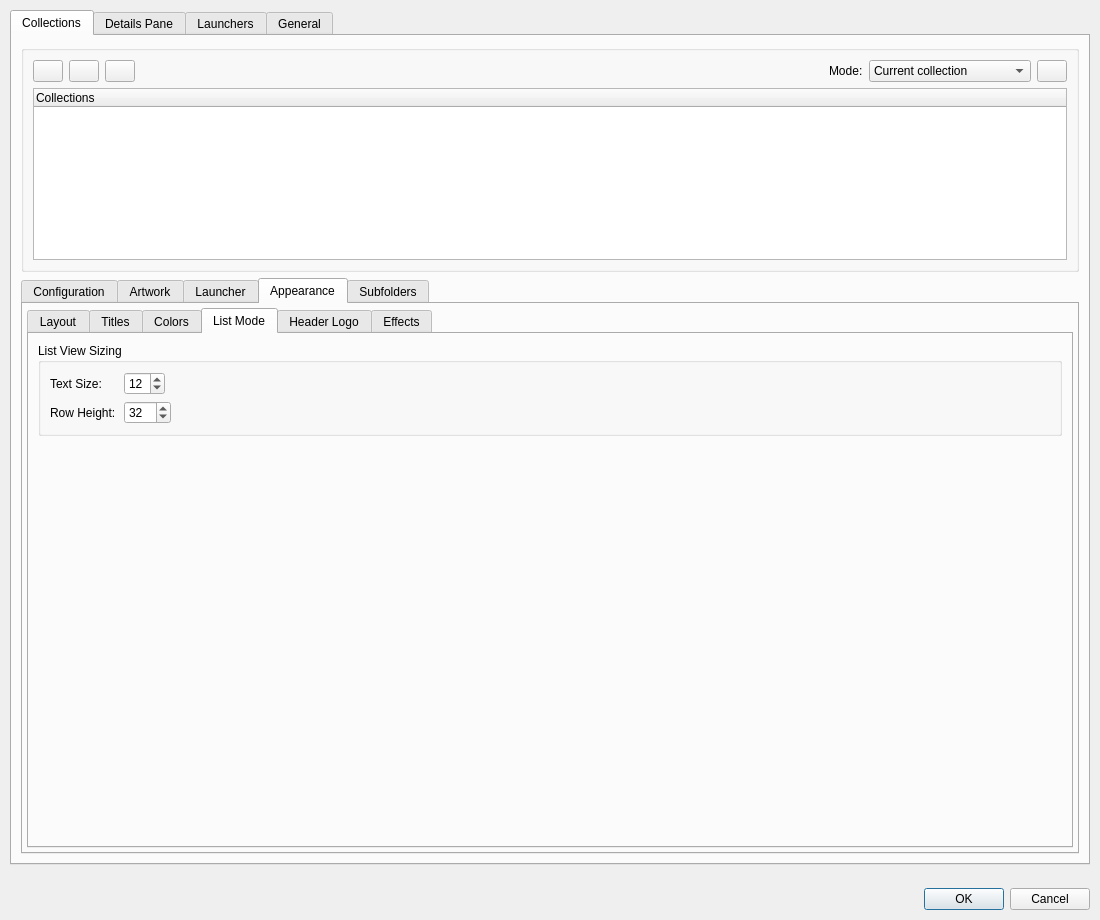
The window that src/ui/dialogs/settingsdialog.ui (EtherAura/Kartend) describes before a commit, drawn with Qt 5.
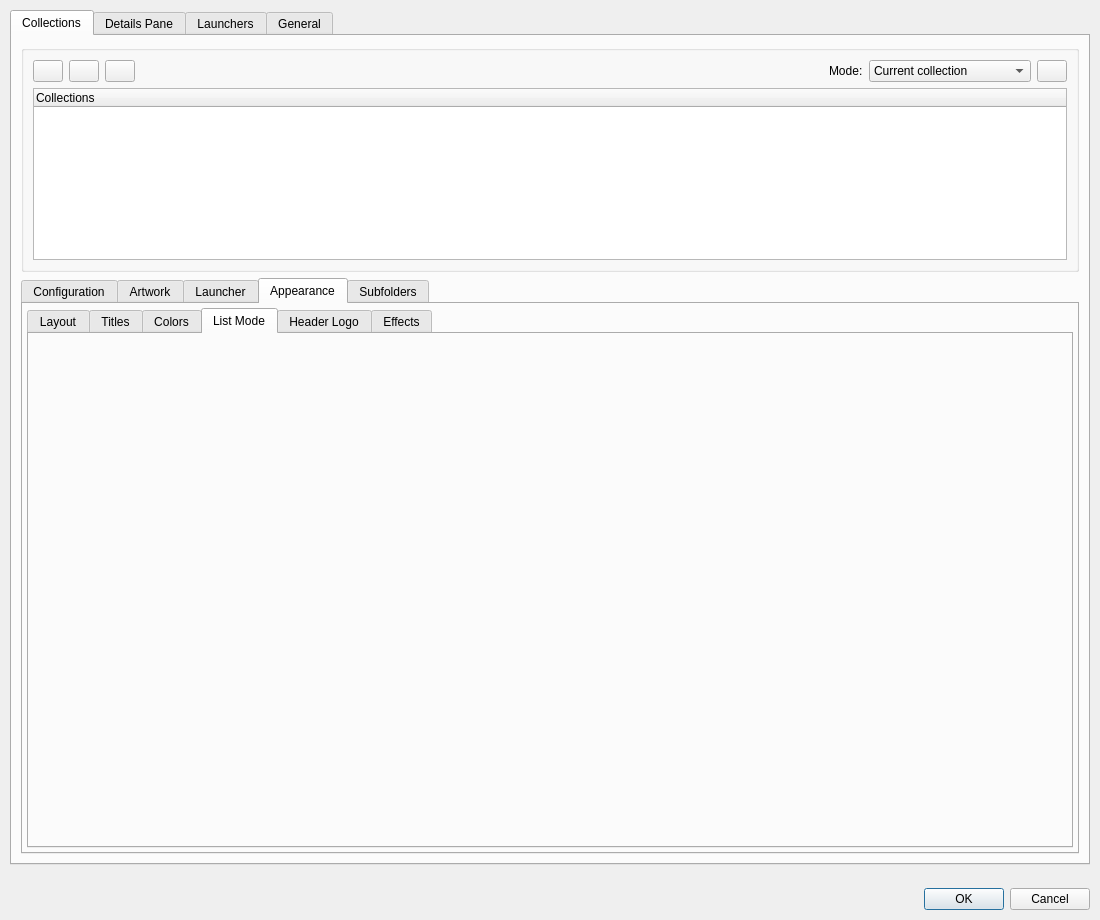
The same window after the commit. The open tabs and pages were chosen to show the change. Icons and pictures are not drawn. Custom widgets are drawn as their Qt base class.

Commit message:
refactor(settings): extract AppearanceListPanel from appearanceTab List Mode sub-sub-tab
Per-collection list-mode font size + row height move into a self-
contained AppearanceListPanel : QWidget. Per-collection load/save/
clear/hasChanges shape. First of six appearanceTab sub-sub-tab
extractions.

What changed in the file:
```diff
--- a/src/ui/dialogs/settingsdialog.ui
+++ b/src/ui/dialogs/settingsdialog.ui
@@ -812,46 +812,7 @@
              <widget class="QWidget" name="appearanceListSubTab">
               <attribute name="title"><string>List Mode</string></attribute>
               <layout class="QVBoxLayout" name="appearanceListSubTabLayout">
-               <property name="spacing"><number>8</number></property>
-               <item>
-                <widget class="QGroupBox" name="appearanceListSizingGroupBox">
-                 <property name="title"><string>List View Sizing</string></property>
-                 <layout class="QFormLayout" name="appearanceListFormLayout">
-                  <property name="horizontalSpacing"><number>8</number></property>
-                  <property name="verticalSpacing"><number>6</number></property>
-                  <property name="fieldGrowthPolicy"><enum>QFormLayout::FieldGrowthPolicy::ExpandingFieldsGrow</enum></property>
-                  <item row="0" column="0">
-                   <widget class="QLabel" name="label_listFontSize">
-                    <property name="text"><string>Text Size:</string></property>
-                   </widget>
-                  </item>
-                  <item row="0" column="1">
-                   <widget class="QSpinBox" name="listFontSizeSpinBox">
-                    <property name="minimumWidth"><number>110</number></property>
-                    <property name="toolTip"><string>Font size for list view text (6-48 pt)</string></property>
-                    <property name="minimum"><number>6</number></property>
-                    <property name="maximum"><number>48</number></property>
-                    <property name="value"><number>12</number></property>
-                   </widget>
-                  </item>
-                  <item row="1" column="0">
-                   <widget class="QLabel" name="label_listRowHeight">
-                    <property name="text"><string>Row Height:</string></property>
-                   </widget>
-                  </item>
-                  <item row="1" column="1">
-                   <widget class="QSpinBox" name="listRowHeightSpinBox">
-                    <property name="minimumWidth"><number>110</number></property>
-                    <property name="toolTip"><string>Height of each row in list view (20-100 px)</string></property>
-                    <property name="minimum"><number>20</number></property>
-                    <property name="maximum"><number>100</number></property>
-                    <property name="value"><number>32</number></property>
-                   </widget>
-                  </item>
-                 </layout>
-                </widget>
-               </item>
-               <item><spacer name="appearanceListVerticalSpacer"><property name="orientation"><enum>Qt::Orientation::Vertical</enum></property><property name="sizeHint" stdset="0"><size><width>20</width><height>4</height></size></property></spacer></item>
+               <item><widget class="AppearanceListPanel" name="appearanceListPanel" native="true"/></item>
               </layout>
              </widget>
              <!-- Sub-tab: Toolbar -->
@@ -1297,6 +1258,12 @@
    <header>launchertabpanel.h</header>
    <container>1</container>
   </customwidget>
+  <customwidget>
+   <class>AppearanceListPanel</class>
+   <extends>QWidget</extends>
+   <header>appearancelistpanel.h</header>
+   <container>1</container>
+  </customwidget>
  </customwidgets>
  <resources/>
  <connections/>
```
The commit also changes 8 other files.
